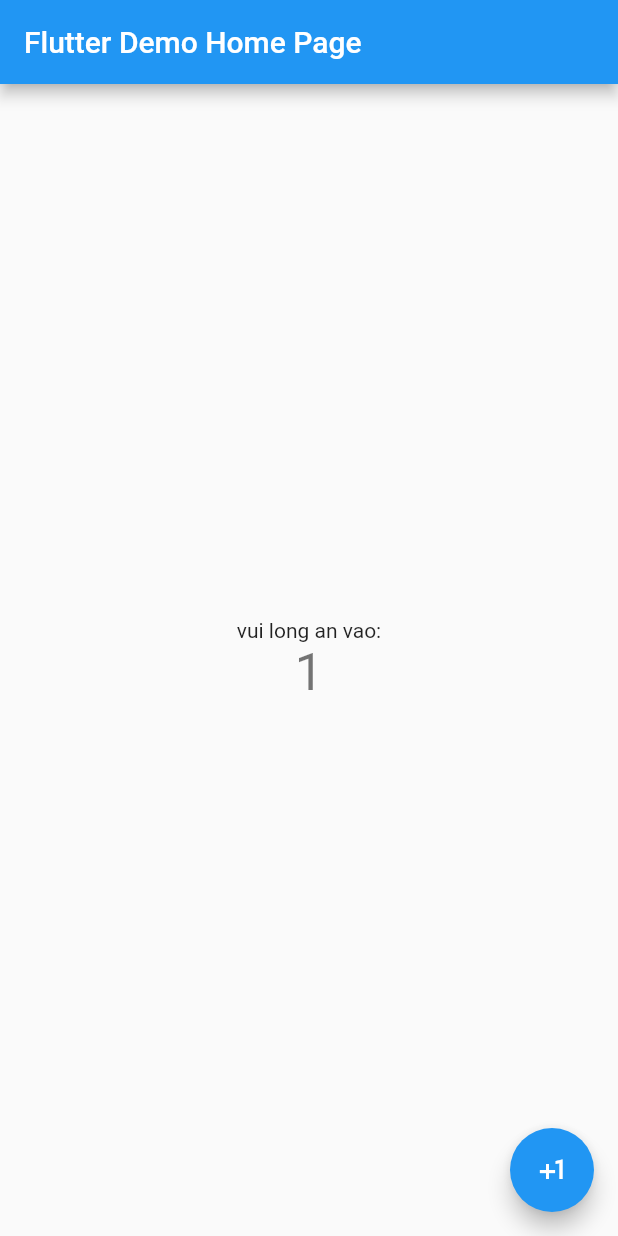
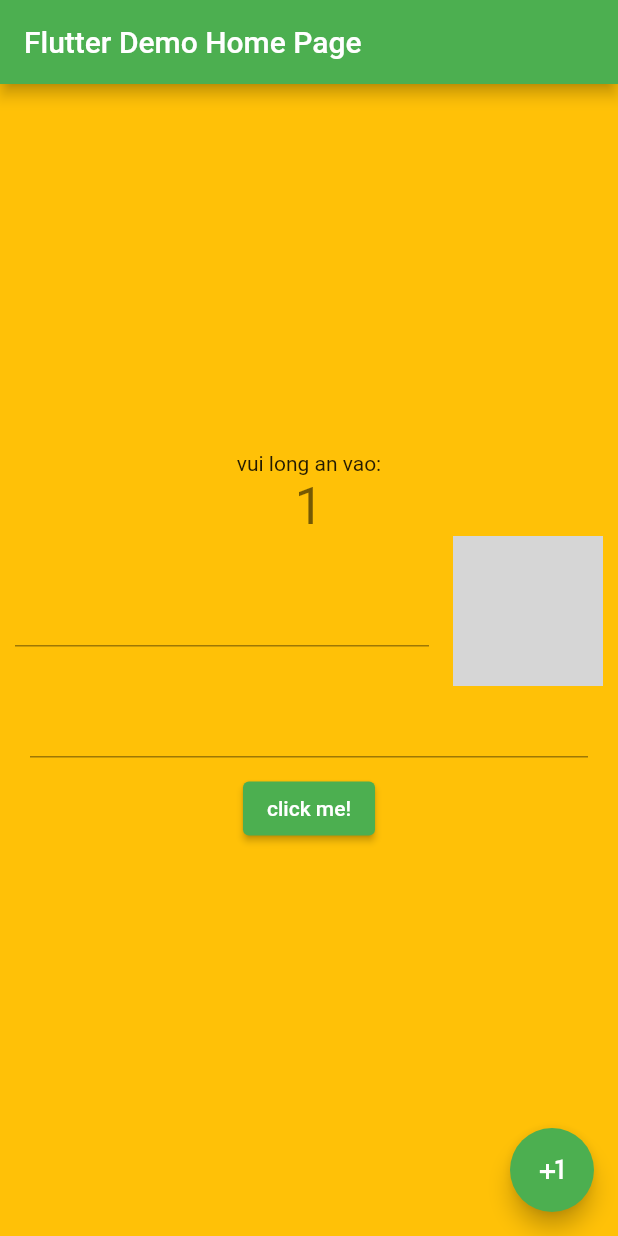
Before and after one commit to tranminhtuand2/fluter-widgetb1, a Flutter app: the screen it shows after launch, after a tap on the "plus one" icon, on a phone screen of 412 x 824 dp. Run offline on Flutter 3.47's test engine with Material 2 defaults, Android fonts, the phone set to English and light mode, and no system bars; network calls fail; grey boxes are pictures that could not be loaded.

```diff
--- a/lib/main.dart
+++ b/lib/main.dart
@@ -11,9 +11,10 @@ class MyApp extends StatelessWidget {
   @override
   Widget build(BuildContext context) {
     return MaterialApp(
+      debugShowCheckedModeBanner: false,
       title: 'Flutter',
       theme: ThemeData(
-        primarySwatch: Colors.blue,
+        primarySwatch: Colors.green,
       ),
       home: const MyHomePage(title: 'Flutter Demo Home Page'),
     );
@@ -31,6 +32,9 @@ class MyHomePage extends StatefulWidget {
 
 class _MyHomePageState extends State<MyHomePage> {
   int _counter = 0;
+  TextEditingController demo = TextEditingController();
+  String text = '';
+  Color? color;
 
   void _incrementCounter() {
     setState(() {
@@ -39,6 +43,7 @@ class _MyHomePageState extends State<MyHomePage> {
   }
 
   //initState
+  //lưu dữ liệu khi thực hiện các thao tác
   @override
   void initState() {
     // TODO: implement initState
@@ -69,10 +74,14 @@ class _MyHomePageState extends State<MyHomePage> {
   @override
   Widget build(BuildContext context) {
     return Scaffold(
+      backgroundColor: color,
       appBar: AppBar(
         title: Text(widget.title),
       ),
-      body: Center(
+      body: SafeArea(
+        child: Padding(
+          padding: const EdgeInsets.all(10),
+          child: Center(
             child: Column(
               mainAxisAlignment: MainAxisAlignment.center,
               children: <Widget>[
@@ -83,11 +92,61 @@ class _MyHomePageState extends State<MyHomePage> {
                   '$_counter',
                   style: Theme.of(context).textTheme.headline4,
                 ),
+                Row(
+                  mainAxisAlignment: MainAxisAlignment.center,
+                  children: [
+                    const Expanded(child: TextField()),
+                    const SizedBox(
+                      width: 16,
+                    ),
+                    Image.network(
+                      'https://a.cdn-hotels.com/gdcs/production154/d1245/0a3c326f-cedf-4cf9-ada2-71f7517d0a09.jpg',
+                      width: 100,
+                      height: 100,
+                    ),
+                  ],
+                ),
+                Padding(
+                  padding: const EdgeInsets.symmetric(horizontal: 10),
+                  child: TextField(
+                    controller: demo,
+                  ),
+                ),
+                const SizedBox(
+                  height: 10,
+                ),
+                ElevatedButton(
+                    onPressed: () {
+                      ScaffoldMessenger.of(context).showSnackBar(
+                          SnackBar(content: Text('nut da duoc bam')));
+
+                      setState(() {
+                        demo.text;
+                      });
+                    },
+                    child: const Text("click me!")),
+                Text(
+                  demo.text,
+                  style: TextStyle(fontWeight: FontWeight.bold),
+                ),
               ],
             ),
           ),
+        ),
+      ),
       floatingActionButton: FloatingActionButton(
-        onPressed: _incrementCounter,
+        onPressed: () {
+          // _incrementCounter();
+
+          setState(() {
+            _incrementCounter();
+            if (_counter % 2 == 0) {
+              color = Color.fromARGB(255, 166, 40, 40);
+            } else {
+              color = Colors.amber;
+            }
+          });
+        },
         tooltip: 'Increment',
         child: const Icon(Icons.plus_one),
       ), // This trailing comma makes auto-formatting nicer for build methods.
```
Lines whose indentation alone changed are shown as unchanged.
